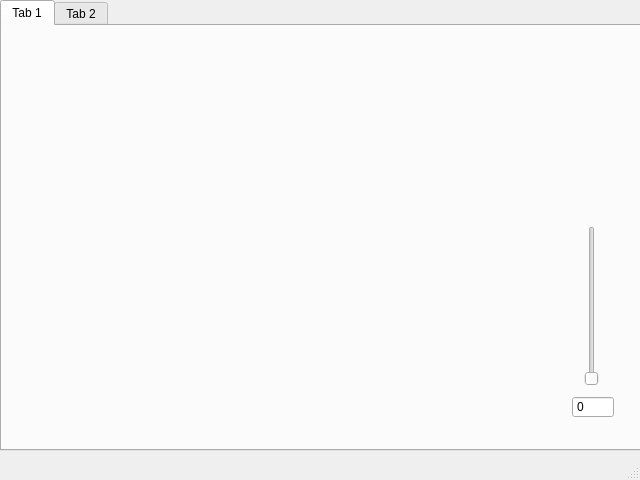
Qt form mainwindow.ui (walsh06/SpaceMystery) before a commit.
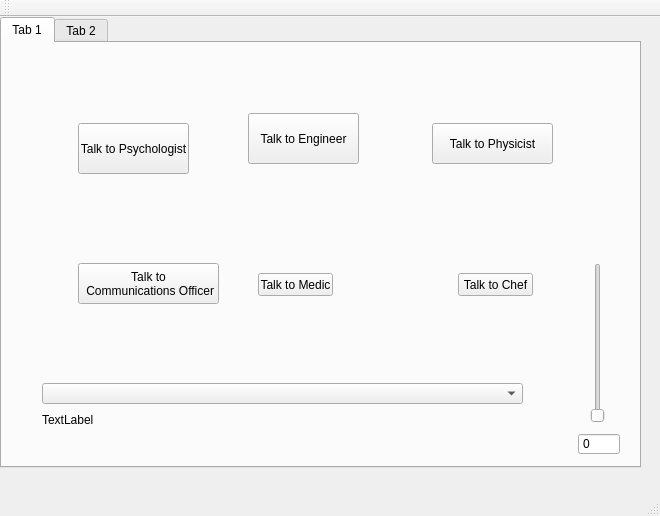
The same form after that commit. The open tabs and pages were chosen to show the change. Icons and pictures are not drawn.

What changed in the file:
```diff
--- a/mainwindow.ui
+++ b/mainwindow.ui
@@ -6,8 +6,8 @@
    <rect>
     <x>0</x>
     <y>0</y>
-    <width>640</width>
-    <height>480</height>
+    <width>660</width>
+    <height>516</height>
    </rect>
   </property>
   <property name="acceptDrops">
@@ -39,11 +39,50 @@
      <attribute name="title">
       <string>Tab 1</string>
      </attribute>
+     <widget class="QStackedWidget" name="stackedWidget_2">
+      <property name="geometry">
+       <rect>
+        <x>0</x>
+        <y>0</y>
+        <width>631</width>
+        <height>421</height>
+       </rect>
+      </property>
+      <property name="currentIndex">
+       <number>0</number>
+      </property>
+      <widget class="QWidget" name="page">
+       <widget class="QPushButton" name="pushButton_4">
+        <property name="geometry">
+         <rect>
+          <x>256</x>
+          <y>230</y>
+          <width>75</width>
+          <height>23</height>
+         </rect>
+        </property>
+        <property name="text">
+         <string>Talk to Medic</string>
+        </property>
+       </widget>
+       <widget class="QPushButton" name="pushButton_2">
+        <property name="geometry">
+         <rect>
+          <x>246</x>
+          <y>70</y>
+          <width>111</width>
+          <height>51</height>
+         </rect>
+        </property>
+        <property name="text">
+         <string>Talk to Engineer</string>
+        </property>
+       </widget>
      <widget class="QSlider" name="verticalSlider">
       <property name="geometry">
        <rect>
-        <x>580</x>
-        <y>200</y>
+          <x>586</x>
+          <y>220</y>
         <width>19</width>
         <height>160</height>
        </rect>
@@ -52,11 +91,96 @@
        <enum>Qt::Vertical</enum>
       </property>
      </widget>
-     <widget class="QSpinBox" name="spinBox">
+       <widget class="QComboBox" name="comboBox">
       <property name="geometry">
        <rect>
-        <x>570</x>
+          <x>40</x>
+          <y>340</y>
+          <width>481</width>
+          <height>21</height>
+         </rect>
+        </property>
+       </widget>
+       <widget class="QLabel" name="label">
+        <property name="geometry">
+         <rect>
+          <x>40</x>
         <y>370</y>
+          <width>471</width>
+          <height>41</height>
+         </rect>
+        </property>
+        <property name="text">
+         <string>TextLabel</string>
+        </property>
+        <property name="textFormat">
+         <enum>Qt::PlainText</enum>
+        </property>
+        <property name="alignment">
+         <set>Qt::AlignLeading|Qt::AlignLeft|Qt::AlignTop</set>
+        </property>
+        <property name="wordWrap">
+         <bool>true</bool>
+        </property>
+       </widget>
+       <widget class="QPushButton" name="pushButton_5">
+        <property name="geometry">
+         <rect>
+          <x>430</x>
+          <y>80</y>
+          <width>121</width>
+          <height>41</height>
+         </rect>
+        </property>
+        <property name="text">
+         <string>Talk to Physicist</string>
+        </property>
+       </widget>
+       <widget class="QPushButton" name="pushButton_3">
+        <property name="geometry">
+         <rect>
+          <x>76</x>
+          <y>220</y>
+          <width>141</width>
+          <height>41</height>
+         </rect>
+        </property>
+        <property name="text">
+         <string>Talk to 
+ Communications Officer</string>
+        </property>
+       </widget>
+       <widget class="QPushButton" name="chefButton">
+        <property name="geometry">
+         <rect>
+          <x>456</x>
+          <y>230</y>
+          <width>75</width>
+          <height>23</height>
+         </rect>
+        </property>
+        <property name="text">
+         <string>Talk to Chef</string>
+        </property>
+       </widget>
+       <widget class="QPushButton" name="pushButton">
+        <property name="geometry">
+         <rect>
+          <x>76</x>
+          <y>80</y>
+          <width>111</width>
+          <height>51</height>
+         </rect>
+        </property>
+        <property name="text">
+         <string>Talk to Psychologist</string>
+        </property>
+       </widget>
+       <widget class="QSpinBox" name="spinBox">
+        <property name="geometry">
+         <rect>
+          <x>576</x>
+          <y>390</y>
         <width>42</width>
         <height>22</height>
        </rect>
@@ -69,6 +193,9 @@
       </property>
      </widget>
     </widget>
+      <widget class="QWidget" name="page_2"/>
+     </widget>
+    </widget>
     <widget class="QWidget" name="clues_tab">
      <attribute name="title">
       <string>Tab 2</string>
@@ -113,7 +240,7 @@
         </widget>
        </item>
        <item row="0" column="2">
-        <widget class="QPushButton" name="pushButton_5">
+          <widget class="QPushButton" name="pushButton_15">
          <property name="text">
           <string/>
          </property>
@@ -130,7 +257,7 @@
         </widget>
        </item>
        <item row="4" column="1">
-        <widget class="QPushButton" name="pushButton_4">
+          <widget class="QPushButton" name="pushButton_16">
          <property name="text">
           <string/>
          </property>
@@ -164,7 +291,7 @@
         </widget>
        </item>
        <item row="0" column="1">
-        <widget class="QPushButton" name="pushButton_3">
+          <widget class="QPushButton" name="pushButton_18">
          <property name="text">
           <string/>
          </property>
@@ -181,7 +308,7 @@
         </widget>
        </item>
        <item row="0" column="0">
-        <widget class="QPushButton" name="pushButton_2">
+          <widget class="QPushButton" name="pushButton_19">
          <property name="text">
           <string/>
          </property>
@@ -212,6 +339,14 @@
     </rect>
    </property>
   </widget>
+  <widget class="QToolBar" name="mainToolBar">
+   <attribute name="toolBarArea">
+    <enum>TopToolBarArea</enum>
+   </attribute>
+   <attribute name="toolBarBreak">
+    <bool>false</bool>
+   </attribute>
+  </widget>
   <widget class="QStatusBar" name="statusBar"/>
  </widget>
  <layoutdefault spacing="6" margin="11"/>
```
Left out of the diff: 143 changed lines with no effect on the pictures. Lines whose indentation alone changed are shown as unchanged.
